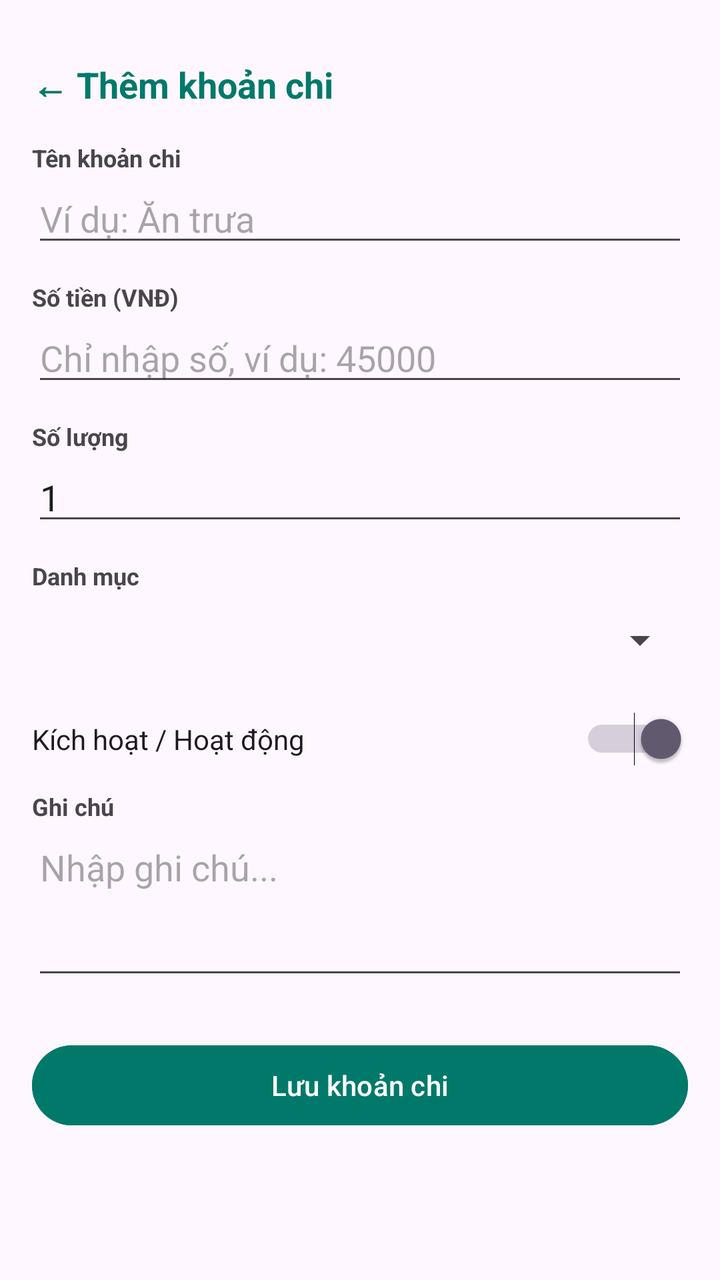
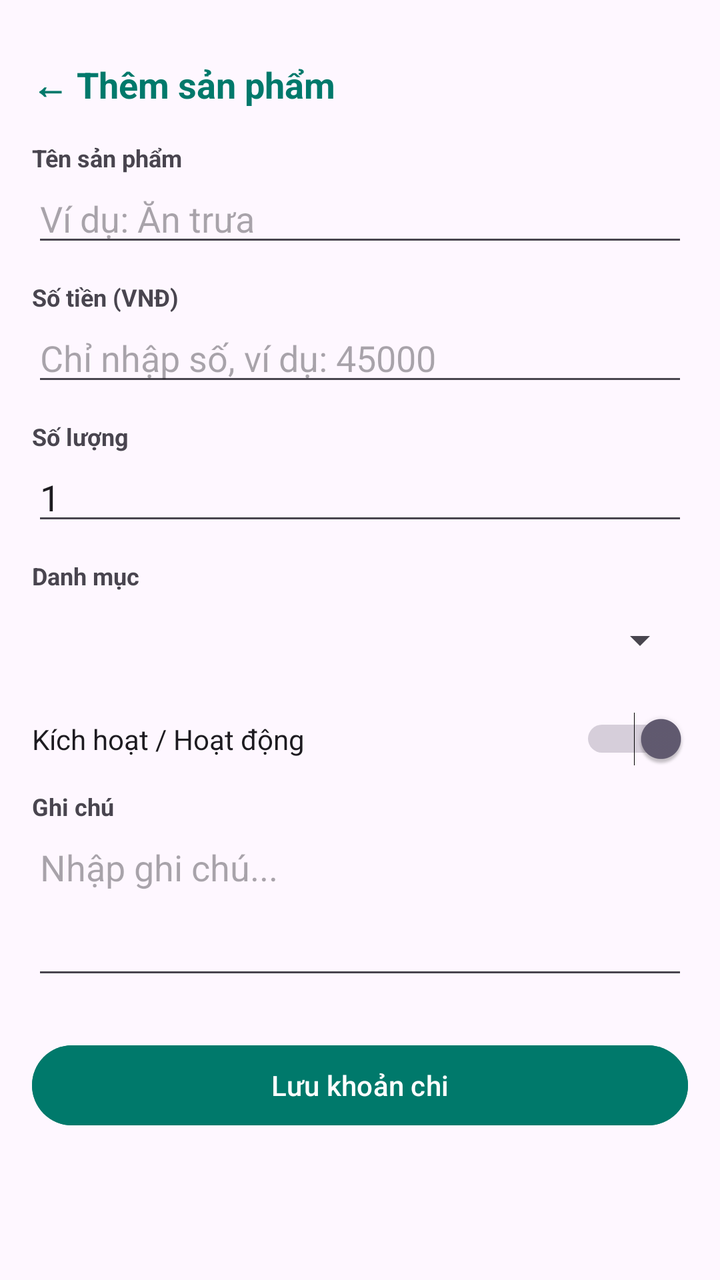

Two renders of the same Android screen: before a commit and after it. Below are the layout's source before the change and the commit's diff.
<!-- AndroidManifest.xml: application theme Theme.Quanlychitieu -->
<!-- res/layout/activity_add_product.xml -->
<?xml version="1.0" encoding="utf-8"?>
<ScrollView xmlns:android="http://schemas.android.com/apk/res/android"
    android:layout_width="match_parent"
    android:layout_height="match_parent"
    android:padding="16dp">

    <LinearLayout
        android:layout_width="match_parent"
        android:layout_height="wrap_content"
        android:orientation="vertical">

        
        <TextView
            android:layout_width="match_parent"
            android:layout_height="wrap_content"
            android:text="← Thêm khoản chi"
            android:textSize="18sp"
            android:textStyle="bold"
            android:textColor="#00796B"
            android:paddingBottom="16dp"
            android:layout_marginTop="14dp"/>

        
        <TextView
            android:layout_width="match_parent"
            android:layout_height="wrap_content"
            android:text="Tên khoản chi"
            android:textStyle="bold"
            android:textSize="12sp" />

        <EditText
            android:id="@+id/etName"
            android:layout_width="match_parent"
            android:layout_height="wrap_content"
            android:hint="Ví dụ: Ăn trưa"
            android:inputType="text"
            android:layout_marginBottom="12dp" />

        
        <TextView
            android:layout_width="match_parent"
            android:layout_height="wrap_content"
            android:text="Số tiền (VNĐ)"
            android:textStyle="bold"
            android:textSize="12sp" />

        <EditText
            android:id="@+id/etPrice"
            android:layout_width="match_parent"
            android:layout_height="wrap_content"
            android:hint="Chỉ nhập số, ví dụ: 45000"
            android:inputType="number"
            android:layout_marginBottom="12dp" />

        
        <TextView
            android:layout_width="match_parent"
            android:layout_height="wrap_content"
            android:text="Số lượng"
            android:textStyle="bold"
            android:textSize="12sp" />

        <EditText
            android:id="@+id/etQuantity"
            android:layout_width="match_parent"
            android:layout_height="wrap_content"
            android:hint="Nhập số lượng"
            android:inputType="number"
            android:text="1"
            android:layout_marginBottom="12dp" />

        
        <TextView
            android:layout_width="match_parent"
            android:layout_height="wrap_content"
            android:text="Danh mục"
            android:textStyle="bold"
            android:textSize="12sp" />

        <Spinner
            android:id="@+id/spCategory"
            android:layout_width="match_parent"
            android:layout_height="48dp"
            android:layout_marginBottom="12dp" />

        
        <Switch
            android:id="@+id/swActive"
            android:layout_width="match_parent"
            android:layout_height="wrap_content"
            android:text="Kích hoạt / Hoạt động"
            android:checked="true"
            android:layout_marginBottom="12dp" />

        
        <TextView
            android:layout_width="match_parent"
            android:layout_height="wrap_content"
            android:text="Ghi chú"
            android:textStyle="bold"
            android:textSize="12sp" />

        <EditText
            android:id="@+id/etDesc"
            android:layout_width="match_parent"
            android:layout_height="wrap_content"
            android:hint="Nhập ghi chú..."
            android:inputType="textMultiLine"
            android:lines="3"
            android:gravity="top"
            android:layout_marginBottom="24dp" />

        
        <Button
            android:id="@+id/btnSave"
            android:layout_width="match_parent"
            android:layout_height="wrap_content"
            android:text="Lưu khoản chi"
            android:backgroundTint="#00796B"
            android:textColor="#FFFFFF" />

    </LinearLayout>
</ScrollView>
<!-- resources referenced by this layout -->
<resources>
  <style name="Theme.Quanlychitieu" parent="Base.Theme.Quanlychitieu" />
  <style name="Base.Theme.Quanlychitieu" parent="Theme.Material3.DayNight.NoActionBar">
          
          
      </style>
</resources>

<!-- the commit's change to res/layout/activity_add_product.xml (unified diff, before → after) -->
@@ -13,7 +13,7 @@
         <TextView
             android:layout_width="match_parent"
             android:layout_height="wrap_content"
-            android:text="← Thêm khoản chi"
+            android:text="← Thêm sản phẩm"
             android:textSize="18sp"
             android:textStyle="bold"
             android:textColor="#00796B"
@@ -24,7 +24,7 @@
         <TextView
             android:layout_width="match_parent"
             android:layout_height="wrap_content"
-            android:text="Tên khoản chi"
+            android:text="Tên sản phẩm"
             android:textStyle="bold"
             android:textSize="12sp" />
 
